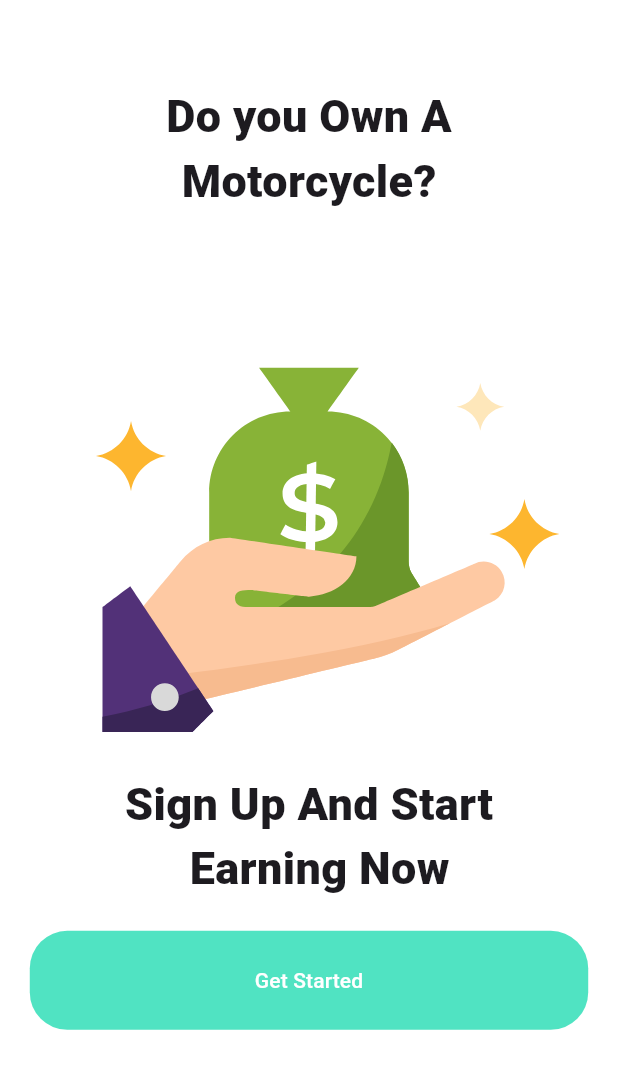
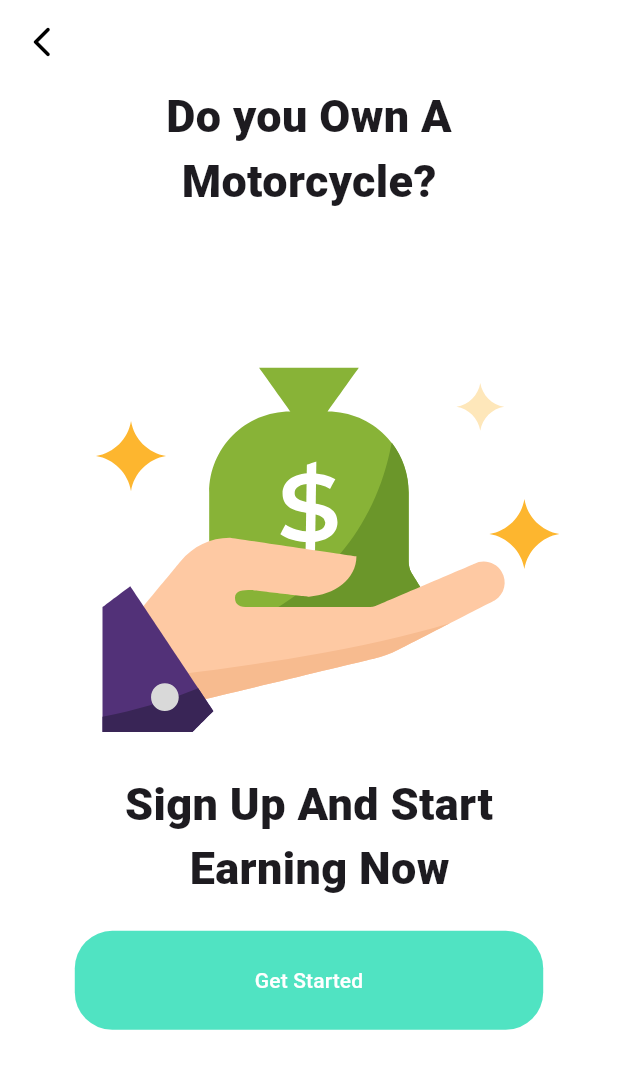
Before and after one commit to ameenakabir22/swiift-hq, a Flutter app: the Onboarding3 screen opened directly, on a phone screen of 412 x 824 dp. Shown: the top 1069 px of the screen. Run offline on Flutter 3.47's test engine with Material 3 defaults, Android fonts, the phone set to English and light mode, and no system bars; our stand-ins replace lottie.

```diff
--- a/lib/pages/onboarding3.dart
+++ b/lib/pages/onboarding3.dart
@@ -20,7 +20,7 @@ class _Onboarding3State extends State<Onboarding3> {
         leading: IconButton(
           icon: Icon(
             Icons.arrow_back_ios_new_rounded,
-            color: Colors.white,
+            color: Colors.black,
           ),
           onPressed: () {
             // Navigate back to the previous page when the back arrow is pressed
@@ -70,7 +70,7 @@ class _Onboarding3State extends State<Onboarding3> {
               onPrimary: Colors.white, // Text color
               padding: EdgeInsets.symmetric(
                 vertical: 23.0,
-                horizontal: 150,
+                horizontal: 120,
               ), // Vertical padding
               shape: RoundedRectangleBorder(
                 borderRadius: BorderRadius.circular(25.0), // Border radius
```
